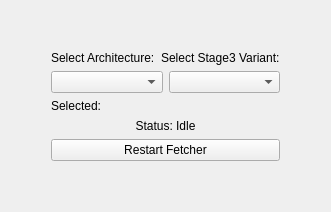
Above: src/modules/stagechoose/StageChoosePage.ui from TableFlipper9/calamares before the change. Below: the same form after it.
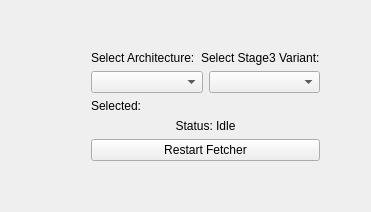
That is the form after the change.

Commit message: LiveCd fixed, variant choose on first index fixed, wider combobox

What changed in the file:
```diff
--- a/src/modules/stagechoose/StageChoosePage.ui
+++ b/src/modules/stagechoose/StageChoosePage.ui
@@ -31,7 +31,7 @@
        </property>
        <property name="sizeHint" stdset="0">
         <size>
-         <width>40</width>
+         <width>80</width>
          <height>20</height>
         </size>
        </property>
```
Left out of the diff: 2 changed lines with no effect on the pictures. The commit also changes 5 other files.
